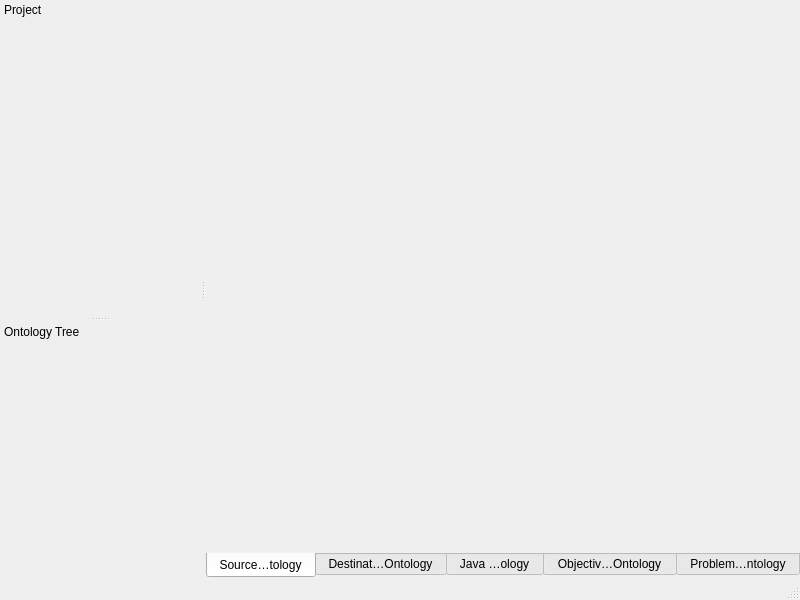
First picture: the form in MainWindow.ui, repository bobrnor/OntoEditor, before the edit.
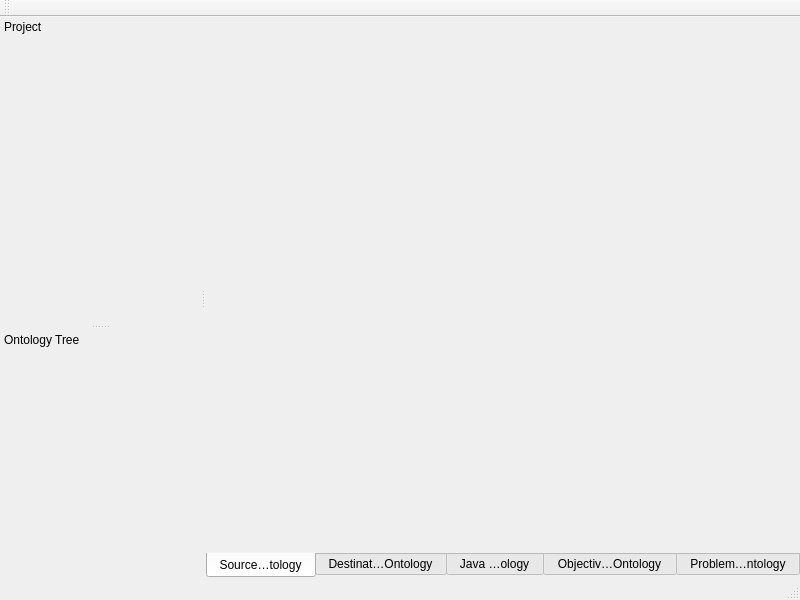
Second picture: the form after the edit.

```diff
--- a/MainWindow.ui
+++ b/MainWindow.ui
@@ -148,6 +148,17 @@
     </layout>
    </widget>
   </widget>
+  <widget class="QToolBar" name="toolBar">
+   <property name="windowTitle">
+    <string>toolBar</string>
+   </property>
+   <attribute name="toolBarArea">
+    <enum>TopToolBarArea</enum>
+   </attribute>
+   <attribute name="toolBarBreak">
+    <bool>false</bool>
+   </attribute>
+  </widget>
  </widget>
  <resources/>
  <connections/>
```
